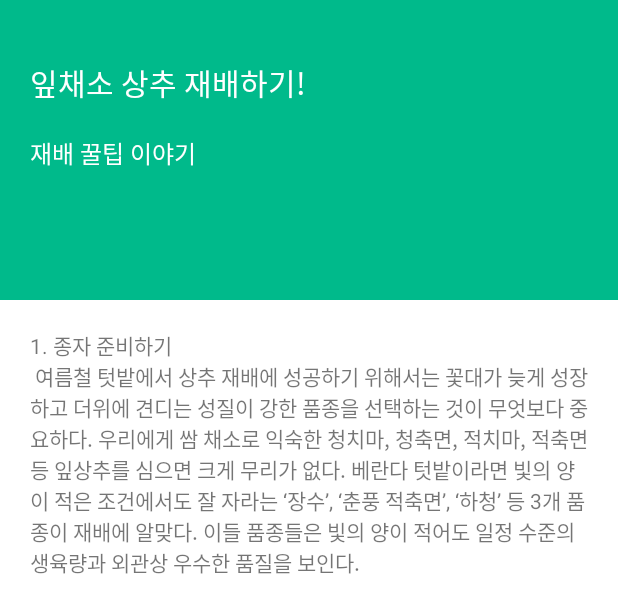
After one commit to jin0220/FarmMonitoring, an Android app: the layout fragment_info_detail.xml on its own in the app's theme, with its tools: preview values and no code run, on a phone screen of 412 x 824 dp. The commit adds this screen. Shown: the top 613 px of the screen. Run offline under Robolectric (Android 15) with nearby library versions, the phone set to English and light mode, and no system bars.

Commit message:
InformationDetailPage
찾아보기 세부페이지 ui 추가

```diff
--- /dev/null
+++ b/app/src/main/res/layout/fragment_info_detail.xml
@@ -0,0 +1,55 @@
+<?xml version="1.0" encoding="utf-8"?>
+<FrameLayout xmlns:android="http://schemas.android.com/apk/res/android"
+    xmlns:tools="http://schemas.android.com/tools"
+    android:layout_width="match_parent"
+    android:layout_height="match_parent"
+    tools:context=".InfoDetailFragment">
+
+    <ScrollView
+        android:layout_width="match_parent"
+        android:layout_height="match_parent">
+
+        <LinearLayout
+            android:layout_width="match_parent"
+            android:layout_height="match_parent"
+            android:orientation="vertical">
+
+            <LinearLayout
+                android:layout_width="match_parent"
+                android:layout_height="200dp"
+                android:orientation="vertical"
+                android:background="@color/colorPrimary"
+                android:padding="20dp">
+
+                <TextView
+                    android:layout_width="wrap_content"
+                    android:layout_height="wrap_content"
+                    android:text="잎채소 상추 재배하기!"
+                    android:textColor="@color/white"
+                    android:textSize="20dp"
+                    android:layout_marginTop="20dp"
+                    android:layout_marginBottom="20dp"/>
+
+                <TextView
+                    android:layout_width="wrap_content"
+                    android:layout_height="wrap_content"
+                    android:text="재배 꿀팁 이야기"
+                    android:textColor="@color/white"
+                    android:textSize="16dp"/>
+
+            </LinearLayout>
+
+            <TextView
+                android:layout_width="wrap_content"
+                android:layout_height="wrap_content"
+                android:padding="20dp"
+                android:text="1. 종자 준비하기\n 여름철 텃밭에서 상추 재배에 성공하기 위해서는 꽃대가 늦게 성장하고 더위에 견디는 성질이 강한 품종을 선택하는 것이 무엇보다 중요하다.
+우리에게 쌈 채소로 익숙한 청치마, 청축면, 적치마, 적축면 등 잎상추를 심으면 크게 무리가 없다.
+베란다 텃밭이라면 빛의 양이 적은 조건에서도 잘 자라는 ‘장수’, ‘춘풍 적축면’, ‘하청’ 등 3개 품종이
+재배에 알맞다. 이들 품종들은 빛의 양이 적어도 일정 수준의 생육량과 외관상 우수한 품질을 보인다."/>
+
+        </LinearLayout>
+
+    </ScrollView>
+
+</FrameLayout>
--- a/app/src/main/res/layout/recyclerview_content_information.xml
+++ b/app/src/main/res/layout/recyclerview_content_information.xml
@@ -19,6 +19,7 @@
         android:layout_gravity="center_vertical">
 
         <TextView
+            android:id="@+id/title"
             android:layout_width="wrap_content"
             android:layout_height="wrap_content"
             android:text="상추"
@@ -27,6 +28,7 @@
             android:layout_marginBottom="10dp"/>
 
         <TextView
+            android:id="@+id/category"
             android:layout_width="wrap_content"
             android:layout_height="wrap_content"
             android:text="잎채소 > 국화과 > 상추" />
```
Also changed, not shown: app/src/main/java/com/example/farm_monitoring/InfoDetailFragment.java (added, +48 -0 lines), app/src/main/java/com/example/farm_monitoring/InformationAdapter.java (added, +85 -0 lines), app/src/main/java/com/example/farm_monitoring/InformationCategoryFragment.java (+26 -0 lines), app/src/main/java/com/example/farm_monitoring/InformationData.java (added, +16 -0 lines).
